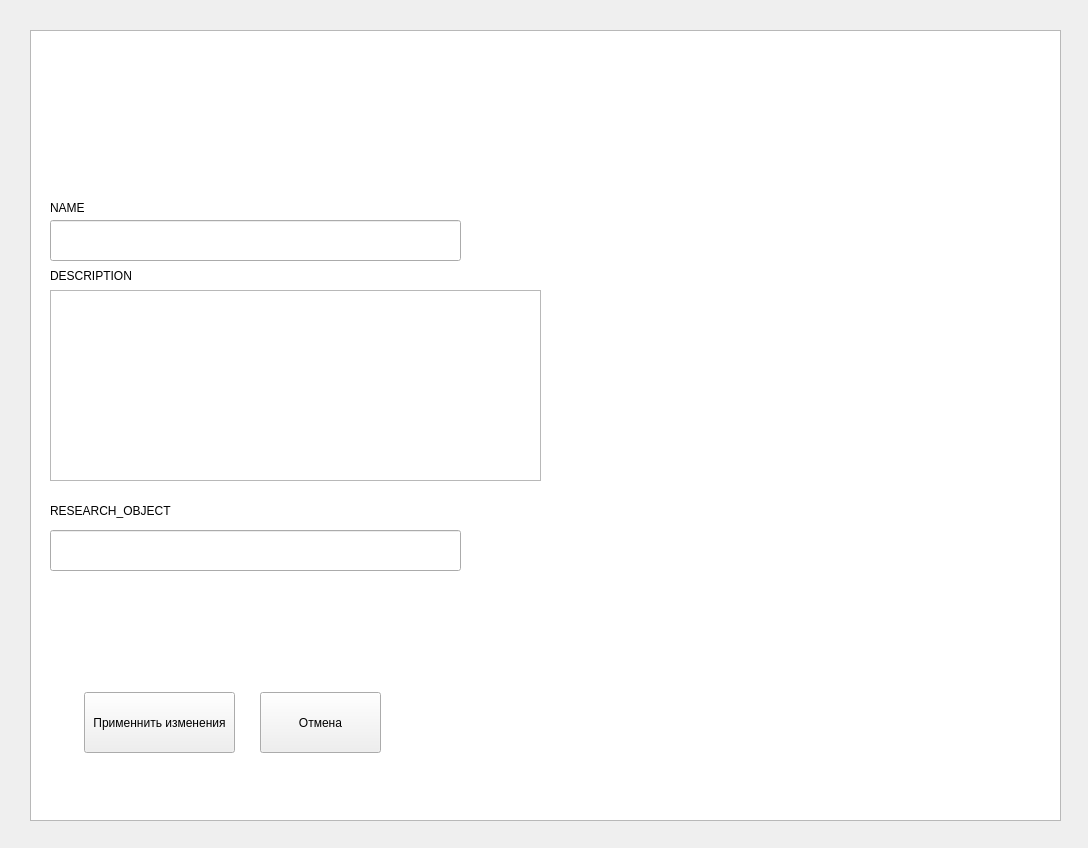
reisenbest/PPK_ARCHEOMAP, file app/ui/update_monument_window.ui: the form before one commit.
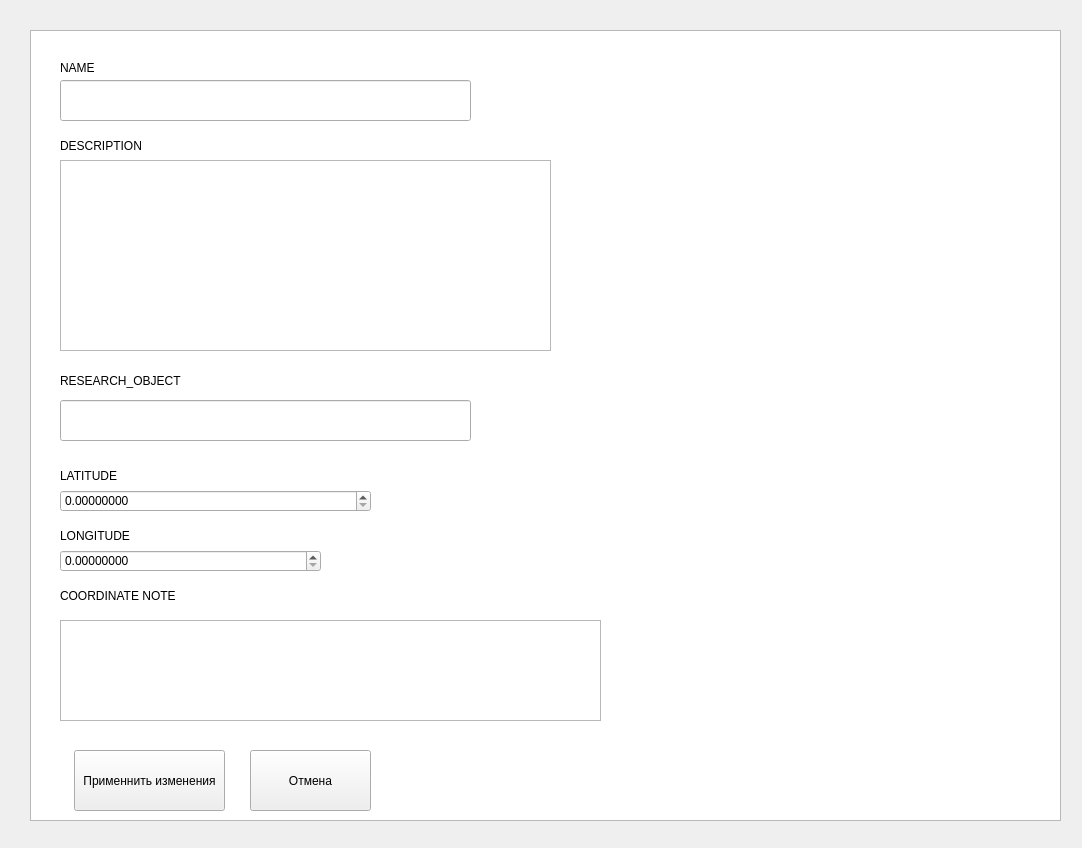
The form after the commit.

Commit message: queiris sopecial class and crud method with coord

Patch:
```diff
--- a/app/ui/update_monument_window.ui
+++ b/app/ui/update_monument_window.ui
@@ -6,7 +6,7 @@
    <rect>
     <x>0</x>
     <y>0</y>
-    <width>1088</width>
+    <width>1082</width>
     <height>848</height>
    </rect>
   </property>
@@ -26,8 +26,8 @@
   <widget class="QLineEdit" name="nameEdit">
    <property name="geometry">
     <rect>
-     <x>50</x>
-     <y>220</y>
+     <x>60</x>
+     <y>80</y>
      <width>411</width>
      <height>41</height>
     </rect>
@@ -36,8 +36,8 @@
   <widget class="QLineEdit" name="resObjEdit">
    <property name="geometry">
     <rect>
-     <x>50</x>
-     <y>530</y>
+     <x>60</x>
+     <y>400</y>
      <width>411</width>
      <height>41</height>
     </rect>
@@ -46,8 +46,8 @@
   <widget class="QTextEdit" name="descriptionEdit">
    <property name="geometry">
     <rect>
-     <x>50</x>
-     <y>290</y>
+     <x>60</x>
+     <y>160</y>
      <width>491</width>
      <height>191</height>
     </rect>
@@ -56,8 +56,8 @@
   <widget class="QLabel" name="namelabel">
    <property name="geometry">
     <rect>
-     <x>50</x>
-     <y>200</y>
+     <x>60</x>
+     <y>60</y>
      <width>301</width>
      <height>16</height>
     </rect>
@@ -69,8 +69,8 @@
   <widget class="QLabel" name="descrLabel">
    <property name="geometry">
     <rect>
-     <x>50</x>
-     <y>260</y>
+     <x>60</x>
+     <y>130</y>
      <width>261</width>
      <height>31</height>
     </rect>
@@ -82,8 +82,8 @@
   <widget class="QLabel" name="resObjLable">
    <property name="geometry">
     <rect>
-     <x>50</x>
-     <y>495</y>
+     <x>60</x>
+     <y>365</y>
      <width>431</width>
      <height>31</height>
     </rect>
@@ -95,8 +95,8 @@
   <widget class="QPushButton" name="acceptUpdBtn">
    <property name="geometry">
     <rect>
-     <x>84</x>
-     <y>692</y>
+     <x>74</x>
+     <y>750</y>
      <width>151</width>
      <height>61</height>
     </rect>
@@ -108,8 +108,8 @@
   <widget class="QPushButton" name="cancelBtn">
    <property name="geometry">
     <rect>
-     <x>260</x>
-     <y>692</y>
+     <x>250</x>
+     <y>750</y>
      <width>121</width>
      <height>61</height>
     </rect>
@@ -118,6 +118,87 @@
     <string>Отмена</string>
    </property>
   </widget>
+  <widget class="QLabel" name="latitudeLable">
+   <property name="geometry">
+    <rect>
+     <x>60</x>
+     <y>460</y>
+     <width>431</width>
+     <height>31</height>
+    </rect>
+   </property>
+   <property name="text">
+    <string>LATITUDE</string>
+   </property>
+  </widget>
+  <widget class="QLabel" name="longitudeLable">
+   <property name="geometry">
+    <rect>
+     <x>60</x>
+     <y>520</y>
+     <width>431</width>
+     <height>31</height>
+    </rect>
+   </property>
+   <property name="text">
+    <string>LONGITUDE</string>
+   </property>
+  </widget>
+  <widget class="QDoubleSpinBox" name="latitudeEdit">
+   <property name="geometry">
+    <rect>
+     <x>60</x>
+     <y>490</y>
+     <width>311</width>
+     <height>22</height>
+    </rect>
+   </property>
+   <property name="decimals">
+    <number>8</number>
+   </property>
+   <property name="value">
+    <double>0.000000000000000</double>
+   </property>
+  </widget>
+  <widget class="QDoubleSpinBox" name="longitudeEdit">
+   <property name="geometry">
+    <rect>
+     <x>60</x>
+     <y>550</y>
+     <width>261</width>
+     <height>22</height>
+    </rect>
+   </property>
+   <property name="decimals">
+    <number>8</number>
+   </property>
+   <property name="value">
+    <double>0.000000000000000</double>
+   </property>
+  </widget>
+  <widget class="QTextEdit" name="coordNoteEdit">
+   <property name="geometry">
+    <rect>
+     <x>60</x>
+     <y>620</y>
+     <width>541</width>
+     <height>101</height>
+    </rect>
+   </property>
+  </widget>
+  <widget class="QLabel" name="coordNoteLabel">
+   <property name="geometry">
+    <rect>
+     <x>60</x>
+     <y>580</y>
+     <width>261</width>
+     <height>31</height>
+    </rect>
+   </property>
+   <property name="text">
+    <string>COORDINATE NOTE</string>
+   </property>
+  </widget>
  </widget>
  <resources/>
  <connections/>
```
The commit also changes 8 other files.
